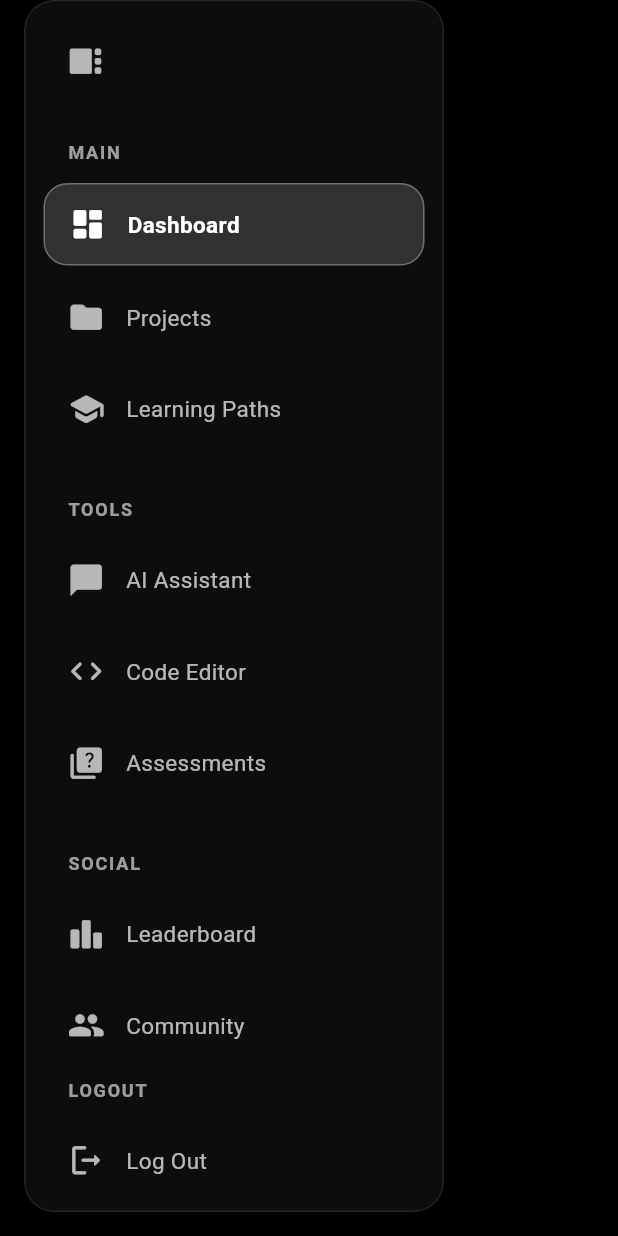
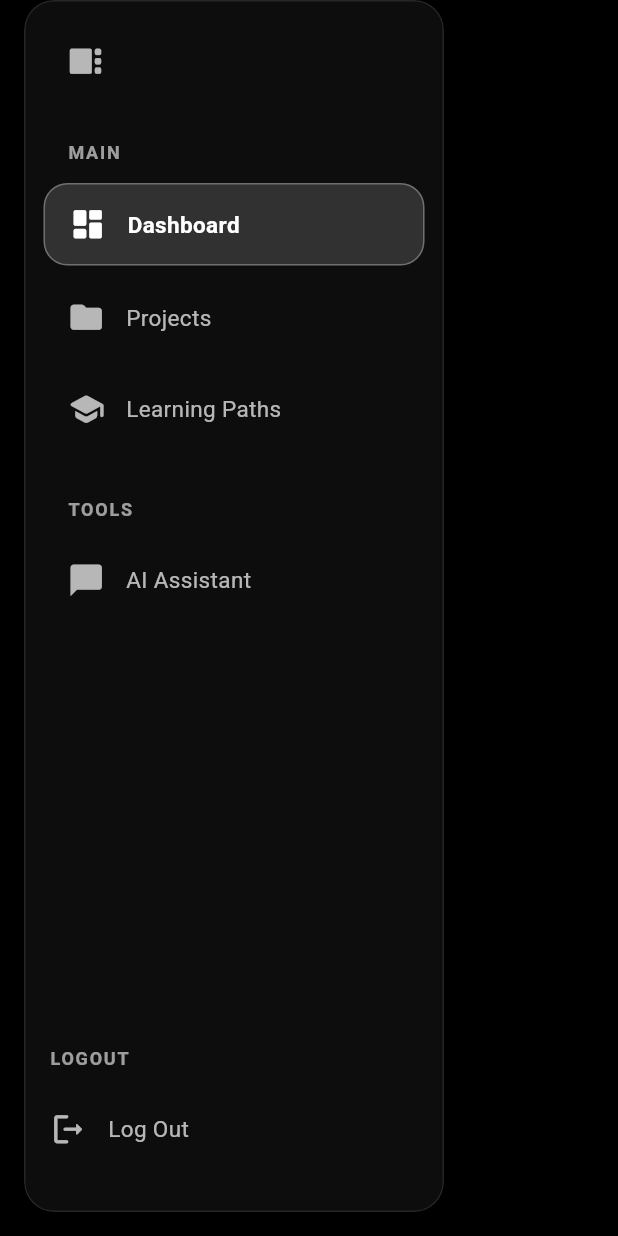
Before and after one commit to abboah/codemate, a Flutter app: the DesktopSidebar widget shown alone on an empty page, opened directly, on a phone screen of 412 x 824 dp. Run offline on Flutter 3.47's test engine with Material 3 defaults, Android fonts, the phone set to English and light mode, and no system bars; our stand-ins replace flutter_highlight, flutter_riverpod, supabase_flutter; missing offline and left inert: dart:html; accounts and stored records are empty; statements that could not run were skipped.

Commit message:
reduced UI content

```diff
--- a/lib/auth/auth_gate.dart
+++ b/lib/auth/auth_gate.dart
@@ -2,7 +2,7 @@ import 'package:codemate/auth/login_page.dart';
 import 'package:codemate/auth/services/auth_service.dart';
 import 'package:codemate/home/homepage.dart';
 import 'package:codemate/landing_page/landing_page.dart';
-import 'package:codemate/layouts/option2.dart';
+import 'package:codemate/layouts/dashboard_page.dart';
 import 'package:codemate/providers/auth_provider.dart';
 import 'package:flutter/material.dart';
 import 'package:flutter_riverpod/flutter_riverpod.dart';
--- a/lib/auth/login_page.dart
+++ b/lib/auth/login_page.dart
@@ -7,6 +7,7 @@ import 'package:codemate/auth/services/auth_service.dart';
 import 'package:codemate/auth/signup_page.dart';
 import 'package:codemate/home/homepage.dart';
 import 'package:codemate/providers/auth_provider.dart';
+import 'package:codemate/reload.dart';
 import 'package:codemate/themes/dark_theme_extension.dart';
 import 'package:flutter/material.dart';
 import 'package:flutter/services.dart';
@@ -207,6 +208,7 @@ class _LoginPageState extends ConsumerState<LoginPage>
       );
 
       unawaited(HapticFeedback.vibrate());
+      reloadPage();
     } finally {
       if (mounted) setState(() => _isLoading = false);
     }
--- a/lib/auth/services/auth_service.dart
+++ b/lib/auth/services/auth_service.dart
@@ -87,7 +87,7 @@ class AuthService {
         //           defaultValue: 'http://localhost:59600/',
         //         )
         //         : null,
-        //  redirectTo: 'http://localhost:56697/', // or production URL
+        // redirectTo: 'http://localhost:59224/', // or production URL
         redirectTo: 'http://robin-three.vercel.app',
       );
     } catch (e) {
--- a/lib/auth/signup_page.dart
+++ b/lib/auth/signup_page.dart
@@ -5,6 +5,7 @@ import 'package:codemate/auth/login_page.dart';
 import 'package:codemate/auth/services/auth_service.dart';
 import 'package:codemate/home/homepage.dart';
 import 'package:codemate/providers/auth_provider.dart';
+import 'package:codemate/reload.dart';
 import 'package:codemate/themes/dark_theme_extension.dart';
 import 'package:flutter/material.dart';
 import 'package:flutter/services.dart';
@@ -209,6 +210,7 @@ class _SignUpPageState extends ConsumerState<SignUpPage>
 
       // 7. Post-navigation feedback
       unawaited(HapticFeedback.lightImpact());
+      reloadPage();
     } catch (e) {
       // 8. Comprehensive error handling
       log("SignUp Error: $e");
--- a/lib/layouts/desktop_sidebar.dart
+++ b/lib/layouts/desktop_sidebar.dart
@@ -94,39 +94,45 @@ class _DesktopSidebarState extends ConsumerState<DesktopSidebar>
                             index: 3,
                             isExpanded: isExpanded,
                           ),
-                          NavItem(
-                            icon: Icons.code_rounded,
-                            label: 'Code Editor',
-                            index: 4,
-                            isExpanded: isExpanded,
-                          ),
-                          NavItem(
-                            icon: Icons.quiz_rounded,
-                            label: 'Assessments',
-                            index: 5,
-                            isExpanded: isExpanded,
-                          ),
+                          //     NavItem(
+                          //       icon: Icons.code_rounded,
+                          //       label: 'Code Editor',
+                          //       index: 4,
+                          //       isExpanded: isExpanded,
+                          //     ),
+                          //     NavItem(
+                          //       icon: Icons.quiz_rounded,
+                          //       label: 'Assessments',
+                          //       index: 5,
+                          //       isExpanded: isExpanded,
+                          //     ),
                         ],
                       ),
-                      const SizedBox(height: 24),
-                      NavSection(
-                        title: 'SOCIAL',
-                        items: [
-                          NavItem(
-                            icon: Icons.leaderboard_rounded,
-                            label: 'Leaderboard',
-                            index: 6,
-                            isExpanded: isExpanded,
-                          ),
-                          NavItem(
-                            icon: Icons.people_rounded,
-                            label: 'Community',
-                            index: 7,
-                            isExpanded: isExpanded,
-                          ),
+                      // const SizedBox(height: 24),
+                      // NavSection(
+                      //   title: 'SOCIAL',
+                      //   items: [
+                      //     NavItem(
+                      //       icon: Icons.leaderboard_rounded,
+                      //       label: 'Leaderboard',
+                      //       index: 6,
+                      //       isExpanded: isExpanded,
+                      //     ),
+                      //     NavItem(
+                      //       icon: Icons.people_rounded,
+                      //       label: 'Community',
+                      //       index: 7,
+                      //       isExpanded: isExpanded,
+                      //     ),
+                      //   ],
+                      // ),
+                      Spacer(),
                     ],
                   ),
-                      NavSection(
+                ),
+                Padding(
+                  padding: const EdgeInsets.only(bottom: 20.0),
+                  child: NavSection(
                     title: 'LOGOUT',
                     items: [
                       NavItem(
@@ -134,8 +140,6 @@ class _DesktopSidebarState extends ConsumerState<DesktopSidebar>
                         label: "Log Out",
                         index: 8,
                         isExpanded: isExpanded,
-                          ),
-                        ],
                       ),
                     ],
                   ),
--- a/lib/layouts/nav_section.dart
+++ b/lib/layouts/nav_section.dart
@@ -1,6 +1,6 @@
 import 'package:codemate/chatbot/chatbot.dart';
 import 'package:codemate/landing_page/landing_page.dart';
-import 'package:codemate/layouts/option2.dart';
+import 'package:codemate/layouts/dashboard_page.dart';
 import 'package:codemate/providers/auth_provider.dart';
 import 'package:flutter/material.dart';
 import 'package:flutter_riverpod/flutter_riverpod.dart';
--- a/lib/main.dart
+++ b/lib/main.dart
@@ -3,7 +3,7 @@ import 'package:codemate/auth/login_page.dart';
 import 'package:codemate/auth/signup_page.dart';
 import 'package:codemate/chatbot/chatbot.dart';
 import 'package:codemate/landing_page/landing_page.dart';
-import 'package:codemate/layouts/option2.dart';
+import 'package:codemate/layouts/dashboard_page.dart';
 import 'package:codemate/layouts/option3.dart';
 import 'package:codemate/themes/theme.dart';
 import 'package:flutter/material.dart';
--- /dev/null
+++ b/lib/reload.dart
@@ -0,0 +1,5 @@
+import 'dart:html' as html;
+
+void reloadPage() {
+  html.window.location.reload();
+}
```
Also changed, not shown: lib/layouts/dashboard_page.dart (renamed from lib/layouts/option2.dart, +16 -16 lines), lib/layouts/hero_section.dart (+8 -8 lines). Lines whose indentation alone changed are shown as unchanged.
